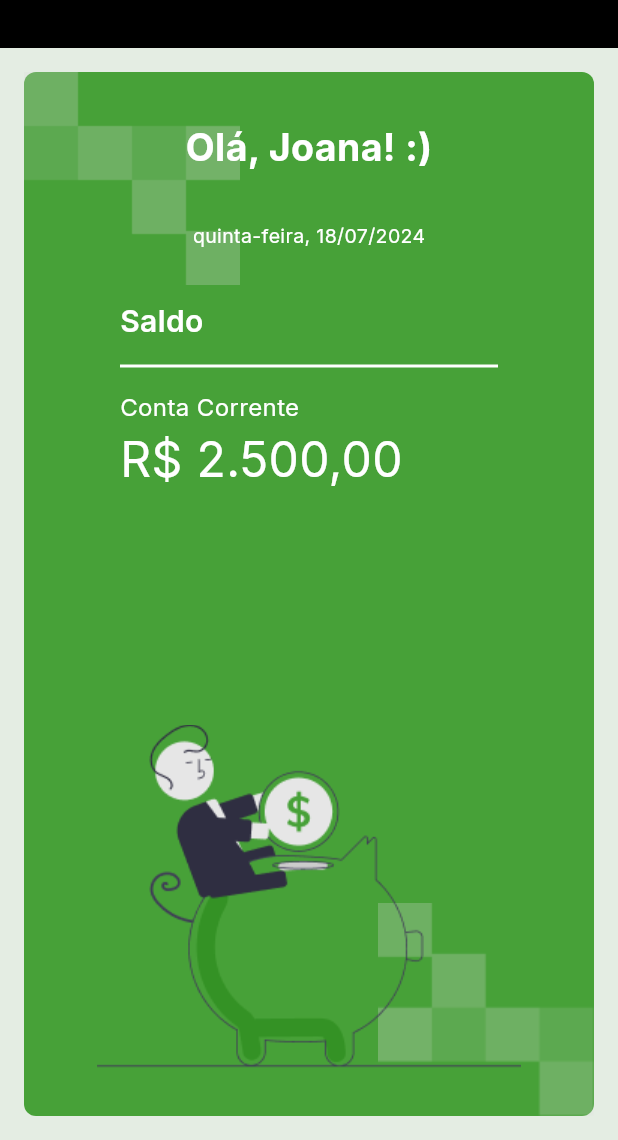
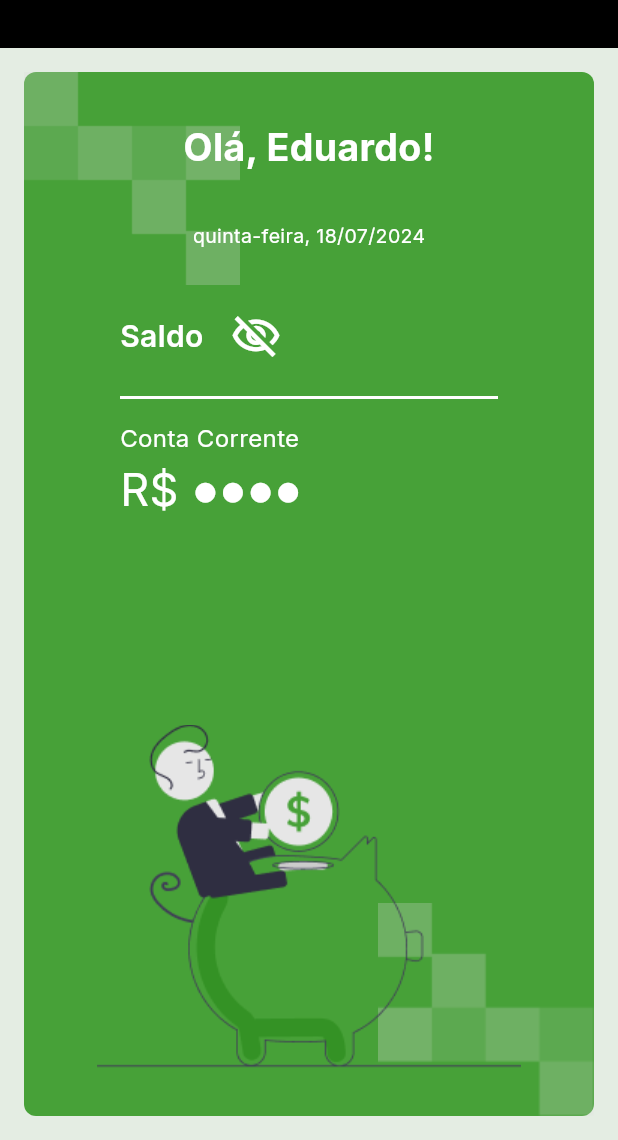
Before and after one commit to Vilar95/ByteBank, a Flutter app: the screen it shows after launch, on a phone screen of 412 x 824 dp, the part 96-1236 px from its top. Run offline on Flutter 3.47's test engine with Material 3 defaults, Android fonts, the phone set to English and light mode, and no system bars; our stand-ins replace google_fonts.

Commit message:
package bytebank_balance

```diff
--- a/lib/_core/decorations/bytebank_theme_data.dart
+++ b/lib/_core/decorations/bytebank_theme_data.dart
@@ -18,7 +18,7 @@ ThemeData getBytebankThemeData() {
     textTheme: GoogleFonts.interTextTheme(),
     elevatedButtonTheme: ElevatedButtonThemeData(
       style: ButtonStyle(
-        backgroundColor: MaterialStateProperty.all(BytebankColors.green),
+        backgroundColor: WidgetStateProperty.all(BytebankColors.green),
       ),
     ),
   );
--- a/lib/home/screens/home_page.dart
+++ b/lib/home/screens/home_page.dart
@@ -1,8 +1,10 @@
+
+import 'package:bytebank_balance/bytebank_balance.dart';
 import 'package:flutter/material.dart';
+import 'package:flutter_bytebank/_core/constants/bytebank_colors.dart';
 import 'package:flutter_bytebank/_core/constants/bytebank_screens.dart';
 import 'package:flutter_bytebank/_core/widgets/appbar_widget.dart';
 import 'package:flutter_bytebank/_core/widgets/drawer_widget.dart';
-import 'package:flutter_bytebank/home/widgets/balance_widget.dart';
 import 'package:flutter_bytebank/home/widgets/home_background_widget.dart';
 import 'package:flutter_bytebank/home/widgets/home_title_widget.dart';
 
@@ -17,10 +19,10 @@ class HomePage extends StatelessWidget {
         context: context,
         screen: BytebankScreens.home,
       ),
-      body: const HomeBackgroundWidget(
+      body:  HomeBackgroundWidget(
         children: [
-          HomeTitleWidget(),
-          BalanceWidget(),
+          const HomeTitleWidget(),
+          BytebankBalance(color: BytebankColors.white, userId: "ID155"),
         ],
       ),
     );
--- a/lib/home/widgets/balance_widget.dart
+++ /dev/null
@@ -1,43 +0,0 @@
-import 'package:flutter/material.dart';
-
-import '../../_core/constants/bytebank_colors.dart';
-
-class BalanceWidget extends StatelessWidget {
-  const BalanceWidget({super.key});
-
-  @override
-  Widget build(BuildContext context) {
-    return const Column(
-      mainAxisAlignment: MainAxisAlignment.center,
-      crossAxisAlignment: CrossAxisAlignment.start,
-      children: [
-        Text(
-          "Saldo",
-          style: TextStyle(
-            fontSize: 20,
-            color: BytebankColors.white,
-            fontWeight: FontWeight.w600,
-          ),
-        ),
-        Padding(
-          padding: EdgeInsets.symmetric(vertical: 8.0),
-          child: Divider(color: BytebankColors.white, thickness: 2),
-        ),
-        Text(
-          "Conta Corrente",
-          style: TextStyle(
-            color: BytebankColors.white,
-            fontSize: 16,
-          ),
-        ),
-        Text(
-          "R\$ 2.500,00",
-          style: TextStyle(
-            color: BytebankColors.white,
-            fontSize: 32,
-          ),
-        ),
-      ],
-    );
-  }
-}
--- a/lib/home/widgets/home_title_widget.dart
+++ b/lib/home/widgets/home_title_widget.dart
@@ -13,7 +13,7 @@ class HomeTitleWidget extends StatelessWidget {
     return Column(
       children: [
         Text(
-          "Olá, Joana! :)",
+          "Olá, Eduardo!",
           style: GoogleFonts.inter(
             fontWeight: FontWeight.bold,
             color: BytebankColors.white,
--- a/lib/main.dart
+++ b/lib/main.dart
@@ -1,3 +1,4 @@
+import 'package:bytebank_balance/bytebank_balance.dart';
 import 'package:flutter/material.dart';
 import 'package:flutter_bytebank/_core/constants/bytebank_routes.dart';
 import 'package:flutter_bytebank/_core/decorations/bytebank_theme_data.dart';
@@ -28,4 +29,8 @@ class MainApp extends StatelessWidget {
       },
     );
   }
+
+  testarPacote() {
+    Calculator();
+  }
 }
--- a/lib/statement/screens/statement_page.dart
+++ b/lib/statement/screens/statement_page.dart
@@ -1,4 +1,6 @@
+import 'package:bytebank_balance/bytebank_balance.dart';
 import 'package:flutter/material.dart';
+import 'package:flutter_bytebank/_core/constants/bytebank_colors.dart';
 import 'package:flutter_bytebank/_core/widgets/height_margin.dart';
 import 'package:flutter_bytebank/statement/helpers/generate_fake_transfers.dart';
 import 'package:flutter_bytebank/statement/models/transfer_model.dart';
@@ -39,6 +41,8 @@ class _StatementPageState extends State<StatementPage> {
         children: [
           const StatementTitleWidget(),
           const HeightMargin(MarginType.large),
+          BytebankBalance(color: BytebankColors.black, userId: "ID155"),
+          const HeightMargin(MarginType.large),
           StatementTransfersListWidget(listTransfers: listTransfers),
         ],
       ),
--- a/lib/transfers/screens/transfers_page.dart
+++ b/lib/transfers/screens/transfers_page.dart
@@ -1,3 +1,5 @@
+
+import 'package:bytebank_balance/bytebank_balance.dart';
 import 'package:flutter/material.dart';
 import 'package:flutter_bytebank/_core/constants/bytebank_colors.dart';
 import 'package:flutter_bytebank/_core/constants/bytebank_transfers_types.dart';
@@ -36,6 +38,8 @@ class _TransfersPageState extends State<TransfersPage> {
         children: [
           const TransferTitleWidget(),
           const HeightMargin(MarginType.large),
+          BytebankBalance(color: BytebankColors.black, userId: "ID155"),
+          const HeightMargin(MarginType.large),
           TransferTransitionTypeWidget(
             transferType: transferType,
             onChanged: (value) {
--- /dev/null
+++ b/packages/bytebank_balance/analysis_options.yaml
@@ -0,0 +1,4 @@
+include: package:flutter_lints/flutter.yaml
+
+# Additional information about this file can be found at
+# https://dart.dev/guides/language/analysis-options
--- /dev/null
+++ b/packages/bytebank_balance/lib/bytebank_balance.dart
@@ -0,0 +1,12 @@
+library bytebank_balance;
+
+import 'package:flutter/material.dart';
+import 'service/balance_service.dart';
+import 'widgets/type_pin_dialog.dart';
+part 'widgets/balance_widget.dart';
+
+/// A Calculator.
+class Calculator {
+  /// Returns [value] plus 1.
+  int addOne(int value) => value + 1;
+}
--- /dev/null
+++ b/packages/bytebank_balance/lib/widgets/balance_widget.dart
@@ -0,0 +1,121 @@
+part of '../bytebank_balance.dart';
+
+class BytebankBalance extends StatefulWidget {
+  BytebankBalance({super.key, required this.color, required this.userId});
+
+  final Color color;
+  final String userId;
+
+  double userBalance = 0;
+
+  @override
+  State<BytebankBalance> createState() => _BytebankBalanceState();
+}
+
+class _BytebankBalanceState extends State<BytebankBalance> {
+  bool isShowingBalance = false;
+  double userBalance = 10;
+  BalanceService balanceService = BalanceService();
+  @override
+  Widget build(BuildContext context) {
+    return Column(
+      mainAxisAlignment: MainAxisAlignment.center,
+      crossAxisAlignment: CrossAxisAlignment.start,
+      children: [
+        Row(
+          children: [
+            Text(
+              "Saldo",
+              style: TextStyle(
+                fontSize: 20,
+                color: widget.color,
+                fontWeight: FontWeight.w600,
+              ),
+            ),
+            const SizedBox(
+              width: 10,
+            ),
+            IconButton(
+              onPressed: () {
+                onVisibilityBalanceClicked();
+              },
+              icon: Icon(
+                (isShowingBalance)
+                    ? Icons.visibility_outlined
+                    : Icons.visibility_off_outlined,
+                color: widget.color,
+                size: 34,
+              ),
+            )
+          ],
+        ),
+        Padding(
+          padding: const EdgeInsets.symmetric(vertical: 8.0),
+          child: Divider(color: widget.color, thickness: 2),
+        ),
+        Text(
+          "Conta Corrente",
+          style: TextStyle(
+            color: widget.color,
+            fontSize: 16,
+          ),
+        ),
+        Text(
+          (isShowingBalance)
+              ? "R\$ ${userBalance.toStringAsFixed(2)}"
+              : "R\$ ●●●●",
+          style: TextStyle(
+            color: widget.color,
+            fontSize: 30,
+          ),
+        ),
+      ],
+    );
+  }
+
+  onVisibilityBalanceClicked() {
+    if (isShowingBalance) {
+      setState(() {
+        isShowingBalance = false;
+      });
+    } else {
+      balanceService.hasPin(userId: widget.userId).then(
+        (bool hasPin) {
+          if (hasPin) {
+            showPinDialog(context, isRegister: false).then((String? pin) {
+              if (pin != null) {
+                balanceService
+                    .getBalance(userId: widget.userId, pin: pin)
+                    .then((double balance) {
+                  setState(() {
+                    isShowingBalance = true;
+                    userBalance = balance;
+                  });
+                });
+              }
+            });
+          } else {
+            showPinDialog(context, isRegister: true).then(
+              (String? pin) {
+                if (pin != null) {
+                  balanceService
+                      .createPin(userId: widget.userId, pin: pin)
+                      .then(
+                    (double balance) {
+                      setState(
+                        () {
+                          isShowingBalance = true;
+                          userBalance = balance;
+                        },
+                      );
+                    },
+                  );
+                }
+              },
+            );
+          }
+        },
+      );
+    }
+  }
+}
--- a/pubspec.yaml
+++ b/pubspec.yaml
@@ -11,6 +11,8 @@ dependencies:
     sdk: flutter
   google_fonts: ^5.1.0
   intl: ^0.18.1
+  bytebank_balance:
+    path: packages/bytebank_balance
 
 dev_dependencies:
   flutter_test:
```
Also changed, not shown: packages/bytebank_balance/lib/service/balance_service.dart (added, +67 -0 lines), packages/bytebank_balance/lib/widgets/type_pin_dialog.dart (added, +69 -0 lines), packages/bytebank_balance/pubspec.yaml (added, +55 -0 lines), pubspec.lock, 6 other files.
